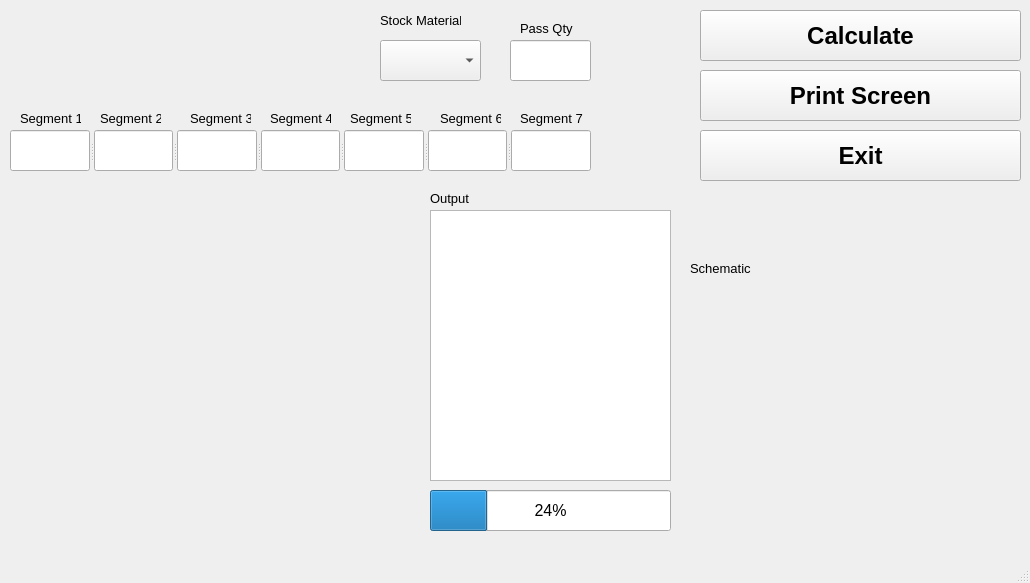
First picture: the form in main_window.ui, repository mattlitz/weld-mvmt-prediction, before the edit.
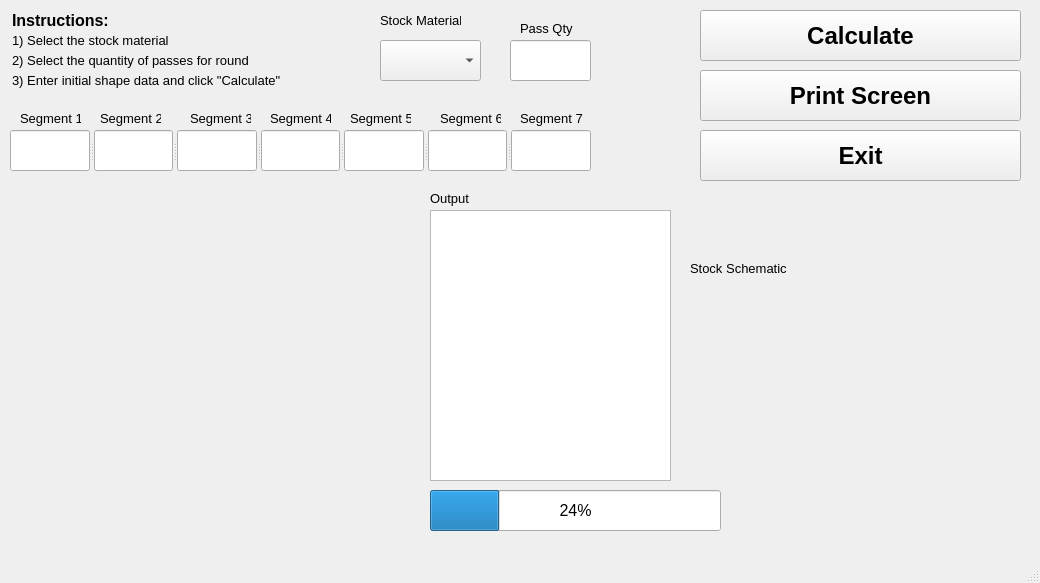
Second picture: the form after the edit. Icons and pictures are not drawn. Custom widgets are drawn as their Qt base class.

The edit to the form file:
```diff
--- a/main_window.ui
+++ b/main_window.ui
@@ -6,7 +6,7 @@
    <rect>
     <x>0</x>
     <y>0</y>
-    <width>1030</width>
+    <width>1040</width>
     <height>583</height>
    </rect>
   </property>
@@ -59,7 +59,7 @@
      <rect>
       <x>430</x>
       <y>490</y>
-      <width>241</width>
+      <width>291</width>
       <height>41</height>
      </rect>
     </property>
@@ -376,8 +376,8 @@
      <rect>
       <x>690</x>
       <y>280</y>
-      <width>331</width>
-      <height>121</height>
+      <width>341</width>
+      <height>101</height>
      </rect>
     </property>
     <property name="styleSheet">
@@ -419,7 +419,7 @@
      <rect>
       <x>690</x>
       <y>260</y>
-      <width>71</width>
+      <width>111</width>
       <height>16</height>
      </rect>
     </property>
@@ -429,7 +429,105 @@
      </font>
     </property>
     <property name="text">
-     <string>Schematic</string>
+     <string>Stock Schematic</string>
+    </property>
+   </widget>
+   <widget class="QLabel" name="label_13">
+    <property name="geometry">
+     <rect>
+      <x>10</x>
+      <y>10</y>
+      <width>111</width>
+      <height>21</height>
+     </rect>
+    </property>
+    <property name="font">
+     <font>
+      <pointsize>12</pointsize>
+      <weight>75</weight>
+      <bold>true</bold>
+     </font>
+    </property>
+    <property name="text">
+     <string>Instructions:</string>
+    </property>
+    <property name="textFormat">
+     <enum>Qt::RichText</enum>
+    </property>
+    <property name="indent">
+     <number>2</number>
+    </property>
+   </widget>
+   <widget class="QLabel" name="label_14">
+    <property name="geometry">
+     <rect>
+      <x>10</x>
+      <y>30</y>
+      <width>311</width>
+      <height>21</height>
+     </rect>
+    </property>
+    <property name="font">
+     <font>
+      <pointsize>10</pointsize>
+     </font>
+    </property>
+    <property name="text">
+     <string>1)  Select the stock material</string>
+    </property>
+    <property name="textFormat">
+     <enum>Qt::RichText</enum>
+    </property>
+    <property name="indent">
+     <number>2</number>
+    </property>
+   </widget>
+   <widget class="QLabel" name="label_15">
+    <property name="geometry">
+     <rect>
+      <x>10</x>
+      <y>50</y>
+      <width>311</width>
+      <height>21</height>
+     </rect>
+    </property>
+    <property name="font">
+     <font>
+      <pointsize>10</pointsize>
+     </font>
+    </property>
+    <property name="text">
+     <string>2)  Select the quantity of passes for round</string>
+    </property>
+    <property name="textFormat">
+     <enum>Qt::RichText</enum>
+    </property>
+    <property name="indent">
+     <number>2</number>
+    </property>
+   </widget>
+   <widget class="QLabel" name="label_16">
+    <property name="geometry">
+     <rect>
+      <x>10</x>
+      <y>70</y>
+      <width>311</width>
+      <height>21</height>
+     </rect>
+    </property>
+    <property name="font">
+     <font>
+      <pointsize>10</pointsize>
+     </font>
+    </property>
+    <property name="text">
+     <string>3)  Enter initial shape data and click &quot;Calculate&quot;</string>
+    </property>
+    <property name="textFormat">
+     <enum>Qt::RichText</enum>
+    </property>
+    <property name="indent">
+     <number>2</number>
     </property>
    </widget>
   </widget>
```
Left out of the diff: 2 changed lines with no effect on the pictures.
